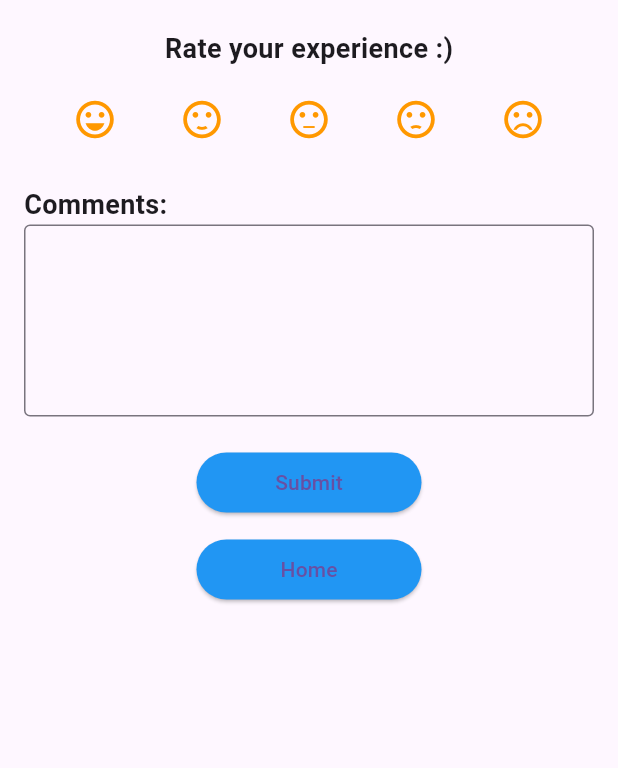
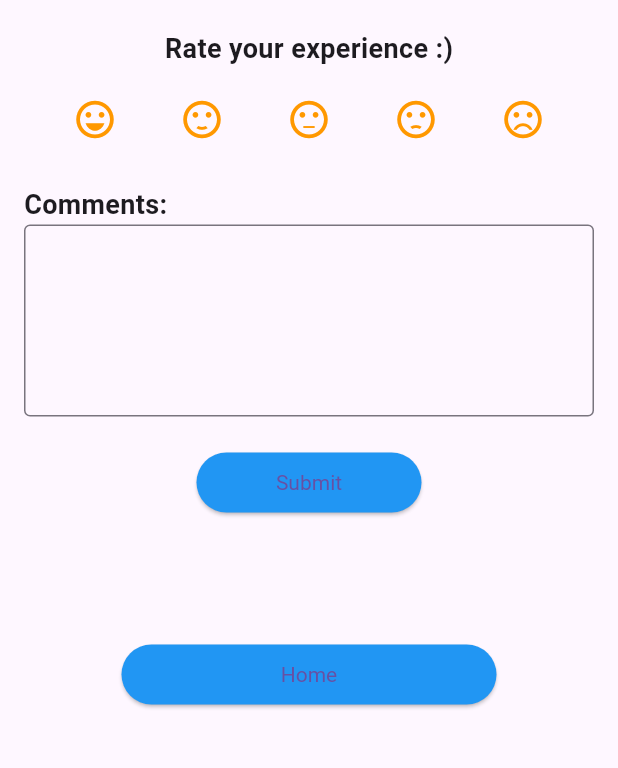
Before and after one commit to charite-uwatwembi/Group38_FlutterProject, a Flutter app: the FeedbackPage screen opened directly, on a phone screen of 412 x 824 dp, the part 341-1109 px from its top. Run offline on Flutter 3.47's test engine with Material 3 defaults, Android fonts, the phone set to English and light mode, and no system bars; our stand-ins replace auto_size_text, get, velocity_x; Roboto replaces fonts that are missing (nunito).

Commit message:
updated the feedback page

```diff
--- a/baho_app/lib/views/feedBack_view/feedback_view.dart
+++ b/baho_app/lib/views/feedBack_view/feedback_view.dart
@@ -1,3 +1,4 @@
+import 'package:baho_app/consts/consts.dart';
 import 'package:flutter/material.dart';
 import 'package:baho_app/views/settings_view/settings_view.dart';
 import 'package:baho_app/views/home_view/home_view.dart';
@@ -82,10 +83,11 @@ class FeedbackPage extends StatelessWidget {
                 child: Text('Submit'),
                 style: ElevatedButton.styleFrom(
                   backgroundColor: Colors.blue,
+                  textStyle: TextStyle(color: Colors.white),
                   minimumSize: Size(150, 40),
                 ),
               ),
-              SizedBox(height: 10),
+              SizedBox(height: 80),
               ElevatedButton(
                 onPressed: () {
                   Navigator.push(
@@ -96,7 +98,8 @@ class FeedbackPage extends StatelessWidget {
                 child: Text('Home'),
                 style: ElevatedButton.styleFrom(
                   backgroundColor: Colors.blue,
-                  minimumSize: Size(150, 40),
+                  textStyle: TextStyle(color: Colors.white),
+                  minimumSize: Size(250, 40),
                 ),
               ),
             ],
```
